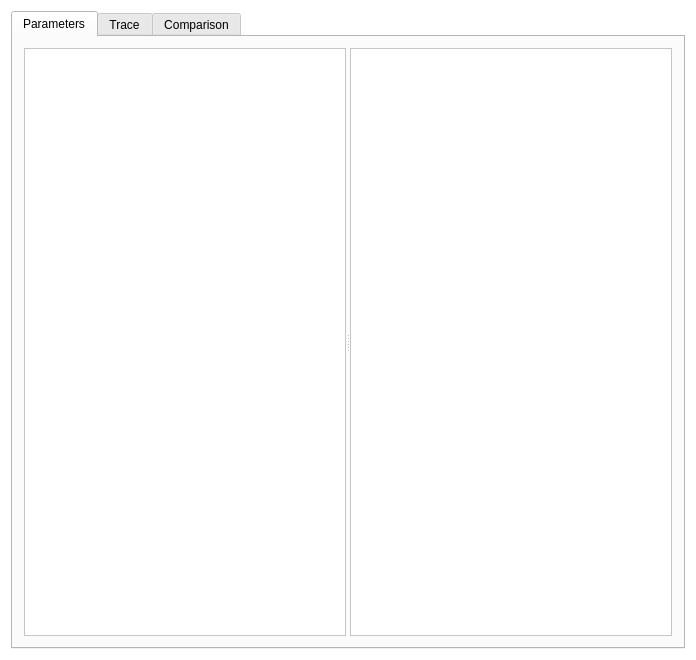
Old version of the form src/qtapp/mainwindow.ui in the repository PAMDeveloper/QtSamara.
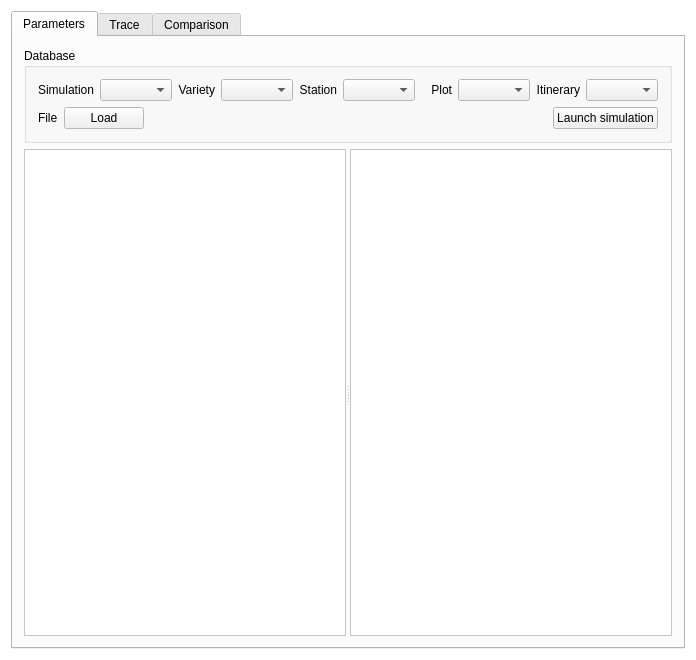
New version of the form. The open tabs and pages were chosen to show the change.

Patch:
```diff
--- a/src/qtapp/mainwindow.ui
+++ b/src/qtapp/mainwindow.ui
@@ -88,10 +88,126 @@
        <attribute name="title">
         <string>Parameters</string>
        </attribute>
-       <layout class="QHBoxLayout" name="horizontalLayout_2" stretch="0">
+       <layout class="QVBoxLayout" name="verticalLayout_4" stretch="1,8">
         <property name="sizeConstraint">
          <enum>QLayout::SetDefaultConstraint</enum>
         </property>
+        <item>
+         <widget class="QGroupBox" name="groupBox">
+          <property name="title">
+           <string>Database</string>
+          </property>
+          <layout class="QVBoxLayout" name="verticalLayout_5">
+           <item>
+            <layout class="QHBoxLayout" name="horizontalLayout_2">
+             <item>
+              <widget class="QLabel" name="label">
+               <property name="text">
+                <string>Simulation</string>
+               </property>
+               <property name="alignment">
+                <set>Qt::AlignRight|Qt::AlignTrailing|Qt::AlignVCenter</set>
+               </property>
+              </widget>
+             </item>
+             <item>
+              <widget class="QComboBox" name="simComboBox"/>
+             </item>
+             <item>
+              <widget class="QLabel" name="label_2">
+               <property name="text">
+                <string>Variety</string>
+               </property>
+               <property name="alignment">
+                <set>Qt::AlignRight|Qt::AlignTrailing|Qt::AlignVCenter</set>
+               </property>
+              </widget>
+             </item>
+             <item>
+              <widget class="QComboBox" name="varComboBox"/>
+             </item>
+             <item>
+              <widget class="QLabel" name="label_3">
+               <property name="text">
+                <string>Station</string>
+               </property>
+               <property name="alignment">
+                <set>Qt::AlignRight|Qt::AlignTrailing|Qt::AlignVCenter</set>
+               </property>
+              </widget>
+             </item>
+             <item>
+              <widget class="QComboBox" name="stationComboBox"/>
+             </item>
+             <item>
+              <widget class="QLabel" name="label_4">
+               <property name="text">
+                <string>Plot</string>
+               </property>
+               <property name="alignment">
+                <set>Qt::AlignRight|Qt::AlignTrailing|Qt::AlignVCenter</set>
+               </property>
+              </widget>
+             </item>
+             <item>
+              <widget class="QComboBox" name="plotComboBox"/>
+             </item>
+             <item>
+              <widget class="QLabel" name="label_5">
+               <property name="text">
+                <string>Itinerary</string>
+               </property>
+               <property name="alignment">
+                <set>Qt::AlignRight|Qt::AlignTrailing|Qt::AlignVCenter</set>
+               </property>
+              </widget>
+             </item>
+             <item>
+              <widget class="QComboBox" name="itinComboBox"/>
+             </item>
+            </layout>
+           </item>
+           <item>
+            <layout class="QHBoxLayout" name="horizontalLayout">
+             <item>
+              <widget class="QLabel" name="label_6">
+               <property name="text">
+                <string>File</string>
+               </property>
+              </widget>
+             </item>
+             <item>
+              <widget class="QPushButton" name="pushButton">
+               <property name="text">
+                <string>Load</string>
+               </property>
+              </widget>
+             </item>
+             <item>
+              <spacer name="horizontalSpacer">
+               <property name="orientation">
+                <enum>Qt::Horizontal</enum>
+               </property>
+               <property name="sizeHint" stdset="0">
+                <size>
+                 <width>40</width>
+                 <height>20</height>
+                </size>
+               </property>
+              </spacer>
+             </item>
+             <item>
+              <widget class="QPushButton" name="launchButton">
+               <property name="text">
+                <string>Launch simulation</string>
+               </property>
+              </widget>
+             </item>
+            </layout>
+           </item>
+          </layout>
+         </widget>
+        </item>
         <item>
          <widget class="QSplitter" name="splitter">
           <property name="orientation">
```
Left out of the diff: 2 changed lines with no effect on the pictures.
